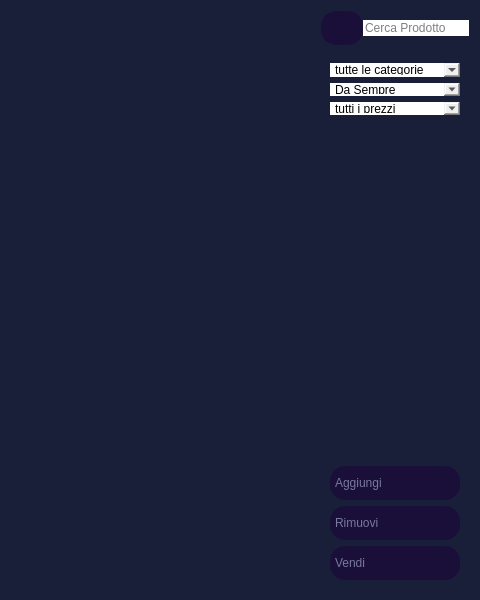
Qt form NegozioDelUsatoPython/MVC/View/AdminButtonsViews/prodottiView.ui (LeonUrsu/NegozioDellUsato-ExamIS) before a commit; both pictures show x 420 to 900 and y 0 to 600 of the 900 by 600 pixel window.
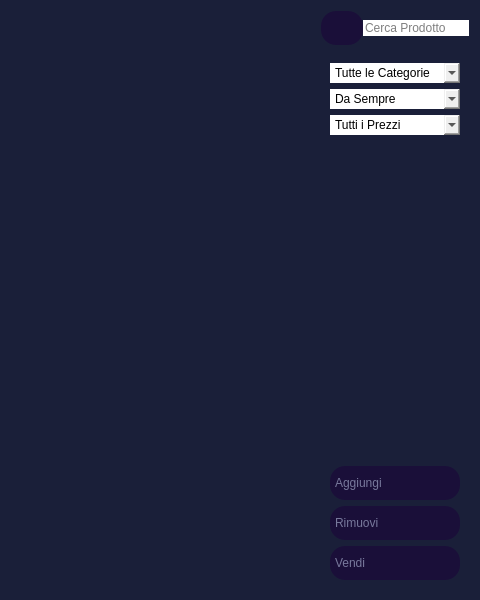
The same form after that commit. Icons and pictures are not drawn.

The edit to the form file:
```diff
--- a/NegozioDelUsatoPython/MVC/View/AdminButtonsViews/prodottiView.ui
+++ b/NegozioDelUsatoPython/MVC/View/AdminButtonsViews/prodottiView.ui
@@ -252,7 +252,7 @@
               <property name="maximumSize">
                <size>
                 <width>200</width>
-                <height>70</height>
+                <height>100</height>
                </size>
               </property>
               <property name="title">
@@ -261,21 +261,48 @@
               <layout class="QVBoxLayout" name="verticalLayout_3">
                <item>
                 <widget class="QComboBox" name="filtraPerCategoria">
+                 <property name="sizePolicy">
+                  <sizepolicy hsizetype="Preferred" vsizetype="Preferred">
+                   <horstretch>0</horstretch>
+                   <verstretch>0</verstretch>
+                  </sizepolicy>
+                 </property>
+                 <property name="minimumSize">
+                  <size>
+                   <width>0</width>
+                   <height>20</height>
+                  </size>
+                 </property>
+                 <property name="baseSize">
+                  <size>
+                   <width>0</width>
+                   <height>0</height>
+                  </size>
+                 </property>
                  <property name="cursor">
                   <cursorShape>PointingHandCursor</cursorShape>
                  </property>
                  <property name="currentText">
-                  <string>tutte le categorie</string>
+                  <string>Tutte le Categorie</string>
+                 </property>
+                 <property name="sizeAdjustPolicy">
+                  <enum>QComboBox::AdjustToContentsOnFirstShow</enum>
                  </property>
                  <item>
                   <property name="text">
-                   <string>tutte le categorie</string>
+                   <string>Tutte le Categorie</string>
                   </property>
                  </item>
                 </widget>
                </item>
                <item>
                 <widget class="QComboBox" name="filtraPerData">
+                 <property name="minimumSize">
+                  <size>
+                   <width>0</width>
+                   <height>20</height>
+                  </size>
+                 </property>
                  <property name="cursor">
                   <cursorShape>PointingHandCursor</cursorShape>
                  </property>
@@ -303,15 +330,21 @@
                </item>
                <item>
                 <widget class="QComboBox" name="filtraPerPrezzo">
+                 <property name="minimumSize">
+                  <size>
+                   <width>0</width>
+                   <height>20</height>
+                  </size>
+                 </property>
                  <property name="cursor">
                   <cursorShape>PointingHandCursor</cursorShape>
                  </property>
                  <property name="currentText">
-                  <string>tutti i prezzi</string>
+                  <string>Tutti i Prezzi</string>
                  </property>
                  <item>
                   <property name="text">
-                   <string>tutti i prezzi</string>
+                   <string>Tutti i Prezzi</string>
                   </property>
                  </item>
                  <item>
@@ -344,10 +377,13 @@
               <property name="orientation">
                <enum>Qt::Vertical</enum>
               </property>
+              <property name="sizeType">
+               <enum>QSizePolicy::Expanding</enum>
+              </property>
               <property name="sizeHint" stdset="0">
                <size>
-                <width>20</width>
-                <height>40</height>
+                <width>30</width>
+                <height>30</height>
                </size>
               </property>
              </spacer>
```
